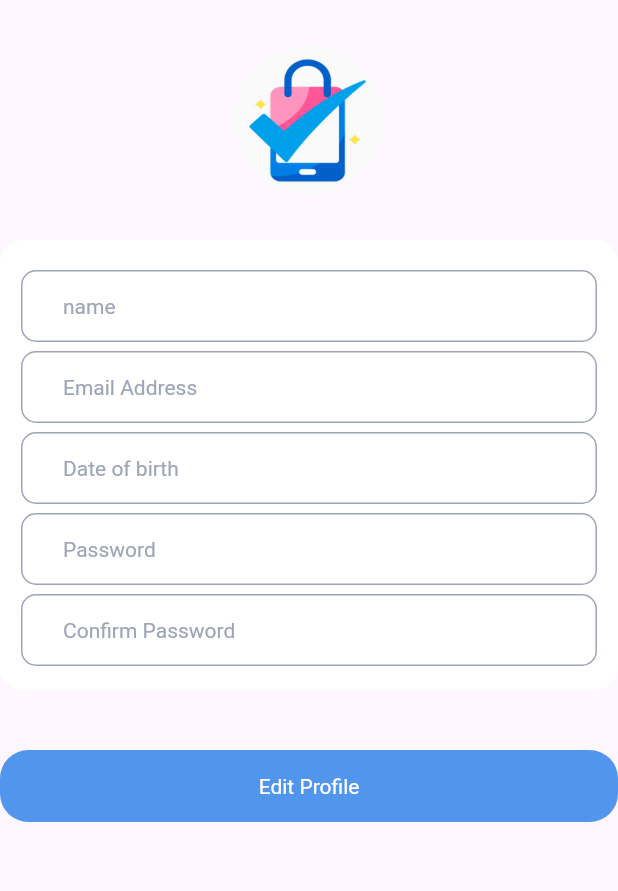
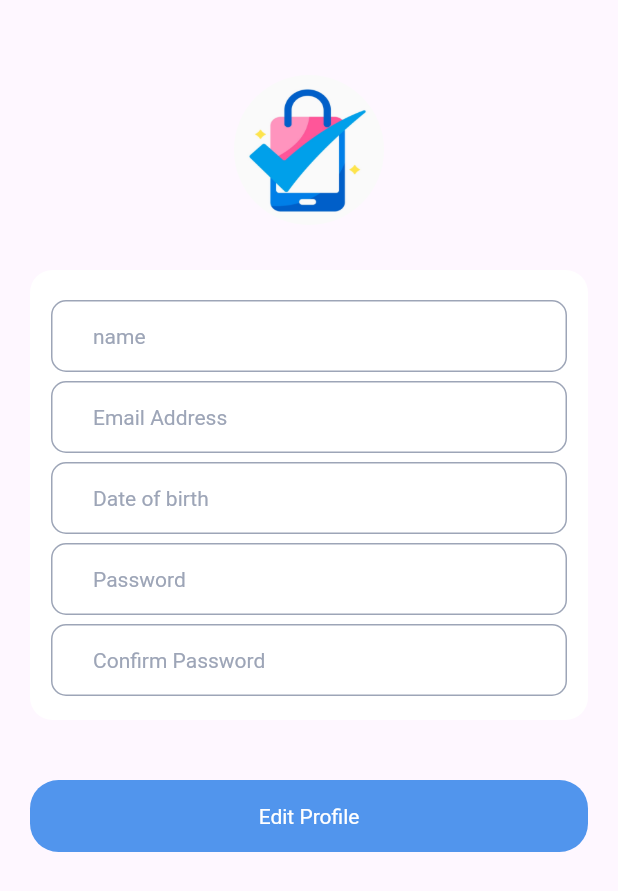
Before and after one commit to alaa556677/e_services, a Flutter app: the EditProfileMobileScreen widget shown alone on an empty page, opened directly, on a phone screen of 412 x 824 dp. Shown: the top 891 px of the screen. Run offline on Flutter 3.47's test engine with Material 3 defaults, Android fonts, the phone set to English and light mode, and no system bars; our stand-ins replace conditional_builder_null_safety, flutter_bloc, flutter_svg, image_picker.

Commit message:
last one

```diff
--- a/lib/features/home/presentation/pages/base_screen.dart
+++ b/lib/features/home/presentation/pages/base_screen.dart
@@ -8,6 +8,7 @@ import '../../../../core/widgets/home_container.dart';
 import '../cubit/home_cubit.dart';
 import '../cubit/home_states.dart';
 import 'base_web_page.dart';
+import 'edit_profile_screen.dart';
 import 'edit_profile_screen_mobile.dart';
 import 'home_screen.dart';
 import 'home_web_screen.dart';
--- a/lib/features/home/presentation/pages/base_web_page.dart
+++ b/lib/features/home/presentation/pages/base_web_page.dart
@@ -6,6 +6,7 @@ import 'package:flutter/material.dart';
 
 import '../../../../core/widgets/custom_tab_bar.dart';
 import '../../../../core/widgets/tab_widget.dart';
+import 'edit_profile_screen.dart';
 
 class BaseWebPage extends StatefulWidget {
   BaseWebPage ({super.key});
--- a/lib/features/home/presentation/pages/edit_profile_screen_mobile.dart
+++ b/lib/features/home/presentation/pages/edit_profile_screen_mobile.dart
@@ -19,6 +19,8 @@ class EditProfileMobileScreen extends StatelessWidget {
       height: double.infinity,
       child: SingleChildScrollView(
         physics: const BouncingScrollPhysics(),
+        child: Padding(
+          padding: const EdgeInsets.all(20),
           child: Column(
             children: [
               SizedBox(
@@ -107,6 +109,7 @@ class EditProfileMobileScreen extends StatelessWidget {
             ],
           ),
         ),
+      ),
     );
   }
 }
```
Also changed, not shown: lib/features/home/presentation/pages/edit_profile_screen.dart (+13 -0 lines). Lines whose indentation alone changed are shown as unchanged.
